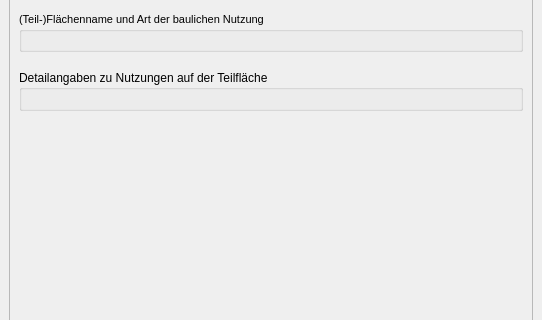
The window that projektchecktools/ui/ProjektCheck_dockwidget_definitions.ui (projektcheck/ProjektCheck-QGIS) describes before a commit, drawn with Qt 5; both pictures show x 0 to 542 and y 134 to 454 of the 542 by 1051 pixel window.
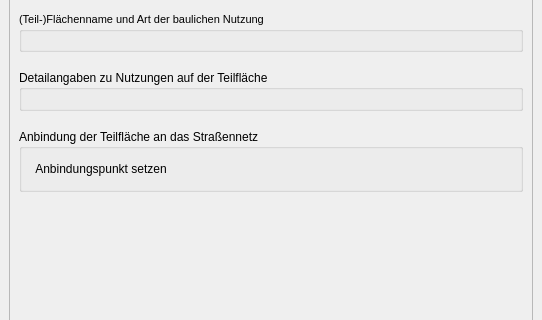
The same window after the commit. Icons and pictures are not drawn.

Commit message: moved setting connectors from traffic domain to definitions; style changes

Patch:
```diff
--- a/projektchecktools/ui/ProjektCheck_dockwidget_definitions.ui
+++ b/projektchecktools/ui/ProjektCheck_dockwidget_definitions.ui
@@ -149,6 +149,74 @@
           <layout class="QVBoxLayout" name="verticalLayout"/>
          </widget>
         </item>
+        <item>
+         <spacer name="verticalSpacer_4">
+          <property name="orientation">
+           <enum>Qt::Vertical</enum>
+          </property>
+          <property name="sizeType">
+           <enum>QSizePolicy::Fixed</enum>
+          </property>
+          <property name="sizeHint" stdset="0">
+           <size>
+            <width>20</width>
+            <height>12</height>
+           </size>
+          </property>
+         </spacer>
+        </item>
+        <item>
+         <widget class="QGroupBox" name="groupBox">
+          <property name="title">
+           <string>Anbindung der Teilfläche an das Straßennetz</string>
+          </property>
+          <layout class="QHBoxLayout" name="horizontalLayout_3">
+           <item>
+            <widget class="QPushButton" name="connector_button">
+             <property name="cursor">
+              <cursorShape>PointingHandCursor</cursorShape>
+             </property>
+             <property name="toolTip">
+              <string>&lt;html&gt;&lt;head/&gt;&lt;body&gt;&lt;p&gt;&lt;span style=&quot; font-weight:600;&quot;&gt;Anbindung der Teilflächen an das Straßennetz&lt;/span&gt;&lt;/p&gt;&lt;p&gt;Für die einzelnen Teilflächen festlegen, an welcher Stelle die Verkehre aus bzw. in das Plangebiet in das Bestandsnetz einmünden.&lt;/p&gt;&lt;/body&gt;&lt;/html&gt;</string>
+             </property>
+             <property name="text">
+              <string>Anbindungspunkt setzen</string>
+             </property>
+             <property name="icon">
+              <iconset>
+               <normaloff>../../images/iconset_mob/20190619_iconset_mob_replace_point_2.png</normaloff>
+               <normalon>../../images/iconset_mob/20190619_iconset_mob_replace_point_1.png</normalon>../../images/iconset_mob/20190619_iconset_mob_replace_point_2.png</iconset>
+             </property>
+             <property name="iconSize">
+              <size>
+               <width>24</width>
+               <height>24</height>
+              </size>
+             </property>
+             <property name="checkable">
+              <bool>true</bool>
+             </property>
+             <property name="flat">
+              <bool>true</bool>
+             </property>
+            </widget>
+           </item>
+           <item>
+            <spacer name="horizontalSpacer">
+             <property name="orientation">
+              <enum>Qt::Horizontal</enum>
+             </property>
+             <property name="sizeHint" stdset="0">
+              <size>
+               <width>40</width>
+               <height>20</height>
+              </size>
+             </property>
+            </spacer>
+           </item>
+          </layout>
+         </widget>
+        </item>
         <item>
          <spacer name="verticalSpacer">
           <property name="orientation">
```
The commit also changes 7 other files.
